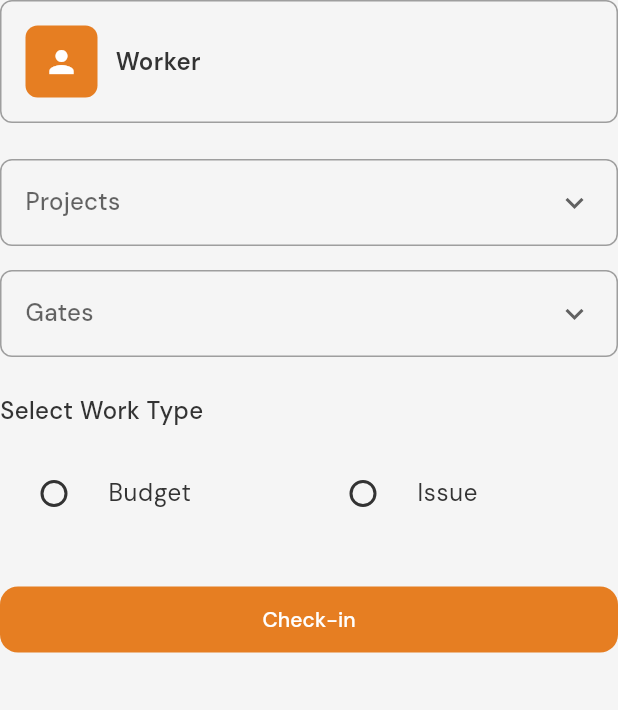
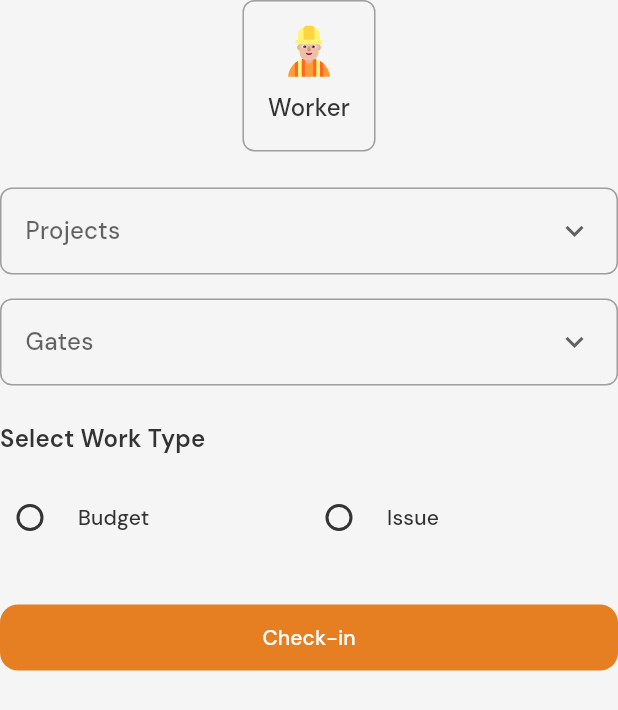
Before and after one commit to JuzuliMP/swift_checkin, a Flutter app: the CheckinForm widget shown alone on an empty page, opened directly, on a phone screen of 412 x 824 dp. Shown: the top 710 px of the screen. Run offline on Flutter 3.47's test engine with Material 3 defaults, Android fonts, the phone set to English and light mode, and no system bars; our stand-ins replace equatable, flutter_bloc, flutter_svg, pinput.

Commit message:
feat: add worker SVG icon and enhance dropdown menu theming in light and dark modes

```diff
--- a/lib/features/checkin/presentation/widgets/checkin_form.dart
+++ b/lib/features/checkin/presentation/widgets/checkin_form.dart
@@ -22,7 +22,7 @@ class _CheckinFormState extends State<CheckinForm> {
     return Column(
       crossAxisAlignment: CrossAxisAlignment.start,
       children: [
-        const WorkerTypeSelector(),
+        const Center(child: WorkerTypeSelector()),
         const SizedBox(height: 24),
         DropdownField(
           label: 'Projects',
@@ -46,12 +46,9 @@ class _CheckinFormState extends State<CheckinForm> {
           },
         ),
         const SizedBox(height: 24),
-        const Text(
+        Text(
           'Select Work Type',
-          style: TextStyle(
-            fontSize: 16,
-            fontWeight: FontWeight.w500,
-          ),
+          style: Theme.of(context).textTheme.titleMedium?.copyWith(fontWeight: FontWeight.w600),
         ),
         const SizedBox(height: 16),
         WorkTypeSelector(
--- a/lib/features/checkin/presentation/widgets/work_type_selector.dart
+++ b/lib/features/checkin/presentation/widgets/work_type_selector.dart
@@ -12,11 +12,17 @@ class WorkTypeSelector extends StatelessWidget {
 
   @override
   Widget build(BuildContext context) {
+    final theme = Theme.of(context);
     return Row(
       children: [
         Expanded(
           child: RadioListTile<String>(
-            title: const Text('Budget'),
+            visualDensity: VisualDensity.compact,
+            contentPadding: EdgeInsets.zero,
+            title: Text(
+              'Budget',
+              style: theme.textTheme.titleSmall,
+            ),
             value: 'Budget',
             groupValue: selectedType,
             onChanged: (value) {
@@ -24,12 +30,17 @@ class WorkTypeSelector extends StatelessWidget {
                 onChanged(value);
               }
             },
-            activeColor: const Color(0xFFE67E22),
+            activeColor: theme.colorScheme.primary,
           ),
         ),
         Expanded(
           child: RadioListTile<String>(
-            title: const Text('Issue'),
+            visualDensity: VisualDensity.compact,
+            contentPadding: EdgeInsets.zero,
+            title: Text(
+              'Issue',
+              style: theme.textTheme.titleSmall,
+            ),
             value: 'Issue',
             groupValue: selectedType,
             onChanged: (value) {
@@ -37,7 +48,7 @@ class WorkTypeSelector extends StatelessWidget {
                 onChanged(value);
               }
             },
-            activeColor: const Color(0xFFE67E22),
+            activeColor: theme.colorScheme.primary,
           ),
         ),
       ],
--- a/lib/features/checkin/presentation/widgets/worker_type_selector.dart
+++ b/lib/features/checkin/presentation/widgets/worker_type_selector.dart
@@ -1,4 +1,5 @@
 import 'package:flutter/material.dart';
+import 'package:flutter_svg/svg.dart';
 
 class WorkerTypeSelector extends StatelessWidget {
   const WorkerTypeSelector({super.key});
@@ -11,27 +12,13 @@ class WorkerTypeSelector extends StatelessWidget {
         border: Border.all(color: Colors.grey),
         borderRadius: BorderRadius.circular(8),
       ),
-      child: Row(
+      child: Column(
         children: [
-          Container(
-            padding: const EdgeInsets.all(12),
-            decoration: BoxDecoration(
-              color: const Color(0xFFE67E22),
-              borderRadius: BorderRadius.circular(8),
-            ),
-            child: const Icon(
-              Icons.person,
-              color: Colors.white,
-              size: 24,
-            ),
-          ),
-          const SizedBox(width: 12),
-          const Text(
+          SvgPicture.asset('assets/icons/worker.svg'),
+          const SizedBox(height: 8),
+          Text(
             'Worker',
-            style: TextStyle(
-              fontSize: 16,
-              fontWeight: FontWeight.w600,
-            ),
+            style: Theme.of(context).textTheme.titleMedium,
           ),
         ],
       ),
--- a/lib/features/home/presentation/pages/home_page.dart
+++ b/lib/features/home/presentation/pages/home_page.dart
@@ -26,7 +26,7 @@ class _HomePageState extends State<HomePage> {
   void _showCheckinDialog() {
     showDialog(
       context: context,
-      builder: (context) => const CheckinDialog(),
+      builder: (context) => CheckinDialog(),
     );
   }
 
```
Also changed, not shown: lib/core/theme/app_theme.dart (+38 -0 lines), lib/features/checkin/presentation/pages/checkin_dialog.dart (+16 -14 lines), assets/icons/worker.svg (added).
